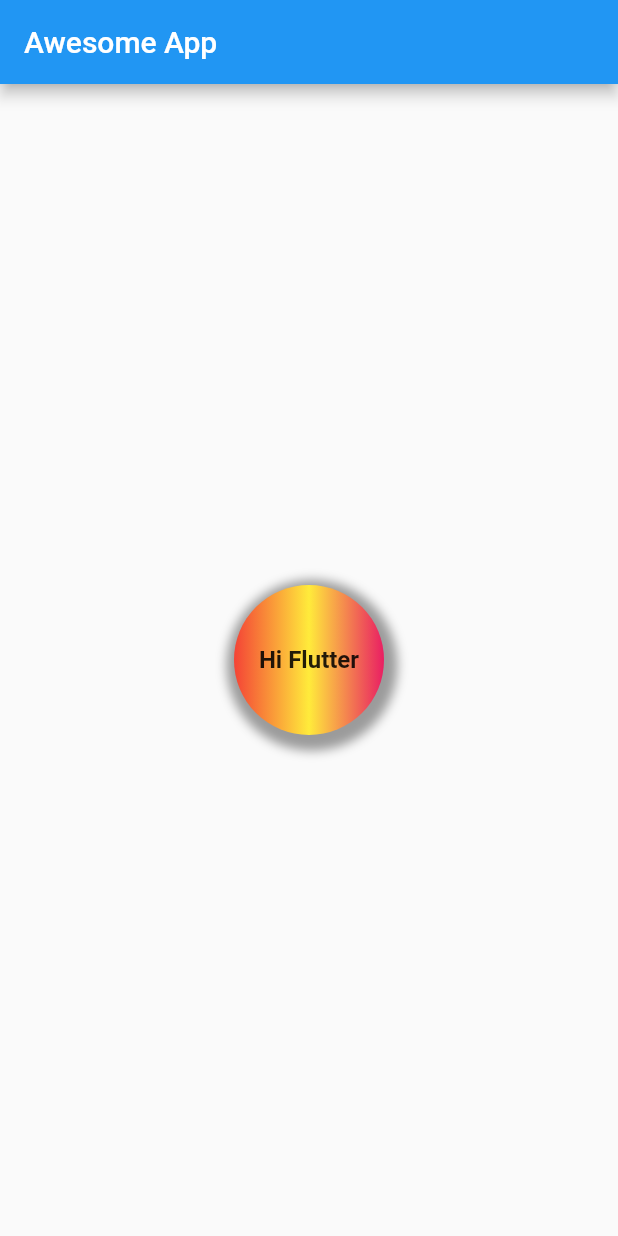
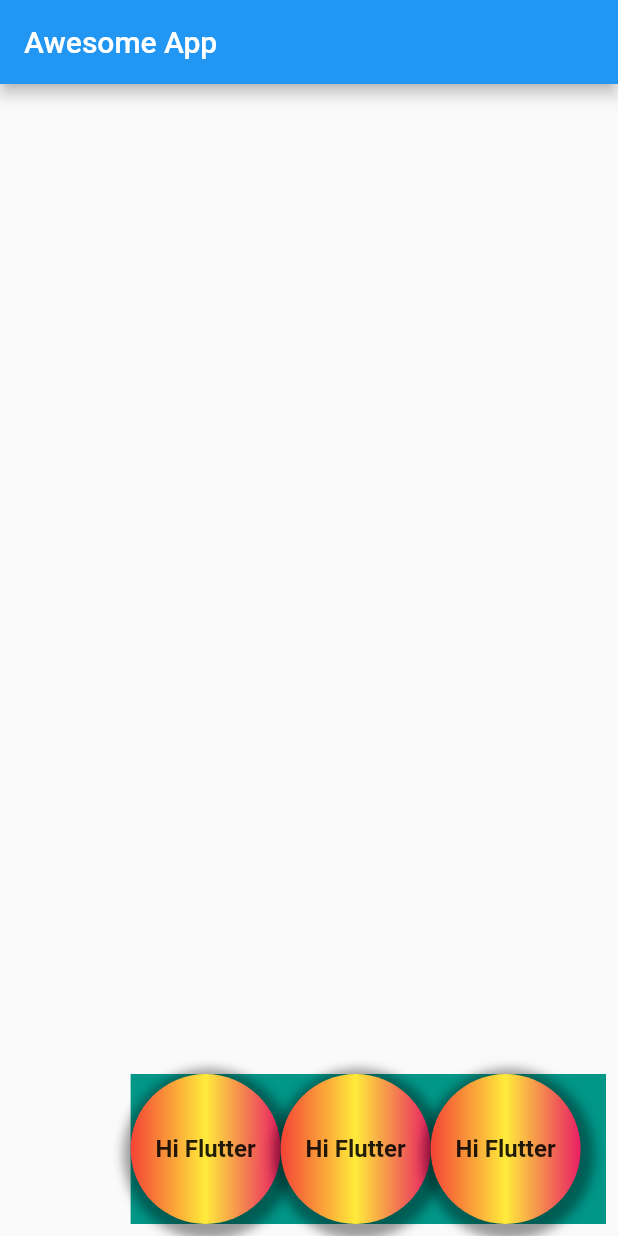
Before and after one commit to seen2/learning_flutter, a Flutter app: the screen it shows after launch, on a phone screen of 412 x 824 dp. Run offline on Flutter 3.47's test engine with Material 2 defaults, Android fonts, the phone set to English and light mode, and no system bars.

Commit message:
Rows and columns c-3

```diff
--- a/lib/main.dart
+++ b/lib/main.dart
@@ -10,8 +10,38 @@ class HomePage extends StatelessWidget {
   Widget build(BuildContext context) {
     return Scaffold(
       appBar: AppBar(title: Text("Awesome App")),
-      body: Center(
+      body: Padding(
+        padding: const EdgeInsets.all(8.0),
+        child: Align(
+          alignment: Alignment.bottomRight,
           child: Container(
+            color: Colors.teal,
+            // height: MediaQuery.of(context).size.height,
+            width: MediaQuery.of(context).size.width/1.3,
+            child: Row(
+              // crossAxisAlignment: CrossAxisAlignment.center,
+              // mainAxisAlignment: MainAxisAlignment.end,
+              children: [
+                MyContainer(),
+                MyContainer(),
+                MyContainer(),
+              ],
+            ),
+          ),
+        ),
+      ),
+    );
+  }
+}
+
+class MyContainer extends StatelessWidget {
+  const MyContainer({
+    Key? key,
+  }) : super(key: key);
+
+  @override
+  Widget build(BuildContext context) {
+    return Container(
         child: Text(
     "Hi Flutter",
     style: TextStyle(fontSize: 16, fontWeight: FontWeight.bold),
@@ -33,7 +63,6 @@ class HomePage extends StatelessWidget {
       ],
       gradient: LinearGradient(
           colors: [Colors.red, Colors.yellow, Colors.pink])),
-      )),
       );
   }
 }
```
Lines whose indentation alone changed are shown as unchanged.
